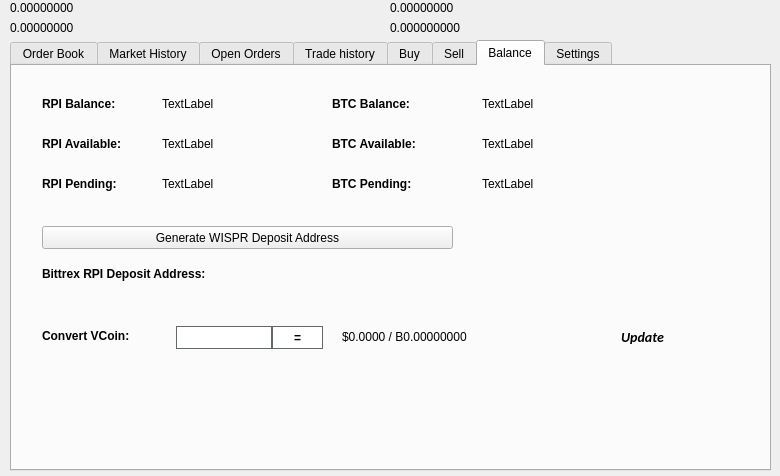
rpicoin/rpicore, file src/qt/forms/tradingdialog.ui: the form before one commit.
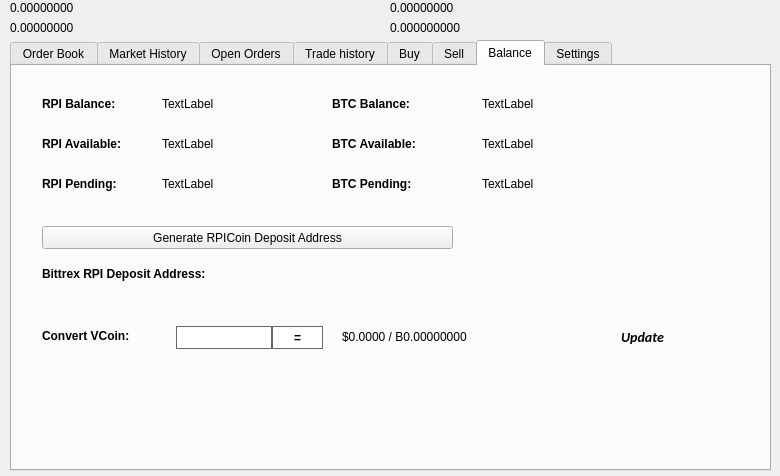
The form after the commit. The open tabs and pages were chosen to show the change. Icons and pictures are not drawn.

Commit message: [CORE] Renamed to RPICoin

The edit to the form file:
```diff
--- a/src/qt/forms/tradingdialog.ui
+++ b/src/qt/forms/tradingdialog.ui
@@ -2941,7 +2941,7 @@
       </rect>
      </property>
      <property name="text">
-      <string>Generate WISPR Deposit Address</string>
+      <string>Generate RPICoin Deposit Address</string>
      </property>
      <property name="icon">
       <iconset resource="../rpicoin.qrc">
```
The commit also changes 132 other files.
